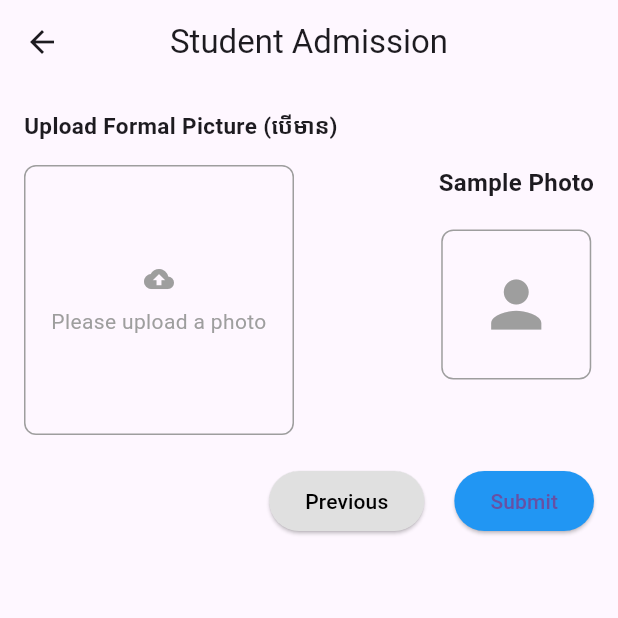
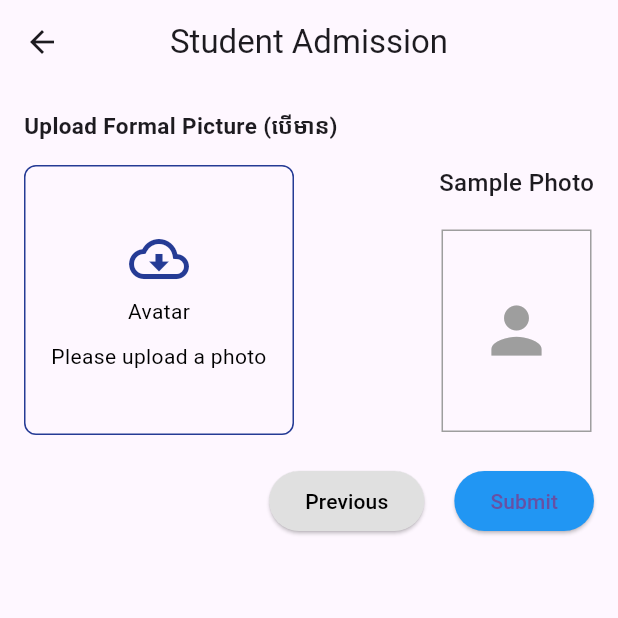
Before and after one commit to ISTAD-Mobile/LMS-Flutter-Project, a Flutter app: the RegisterStep3 screen opened directly, on a phone screen of 412 x 824 dp, the top half of it. Run offline on Flutter 3.47's test engine with Material 3 defaults, Android fonts, the phone set to English and light mode, and no system bars; our stand-ins replace carousel_slider, flutter_svg, image_picker, lottie, video_player; network calls fail; project files that could hold a hidden picture were left out.

Commit message:
register step 3

```diff
--- a/lib/view/screen/register/register_step_3.dart
+++ b/lib/view/screen/register/register_step_3.dart
@@ -1,6 +1,8 @@
 import 'dart:io';
 import 'package:flutter/material.dart';
 import 'package:image_picker/image_picker.dart';
+
+import '../../../data/color/color_screen.dart';
 
 void main() => runApp(StudentAdmissionApp());
 
@@ -87,18 +89,20 @@ class _StudentAdmissionScreenState extends State<RegisterStep3> {
                     width: 180,
                     height: 180,
                     decoration: BoxDecoration(
-                      border: Border.all(color: Colors.grey),
+                      border: Border.all(color: AppColors.primaryColor),
                       borderRadius: BorderRadius.circular(8),
                     ),
                     child: _selectedImage == null
                         ? const Column(
                       mainAxisAlignment: MainAxisAlignment.center,
                       children: [
-                        Icon(Icons.cloud_upload, color: Colors.grey, size: 20),
-                        SizedBox(height: 8),
+                        Icon(Icons.cloud_download_outlined, color: AppColors.primaryColor, size: 40),
+                        SizedBox(height: 5),
+                        Text('Avatar',style: TextStyle(color: AppColors.defaultBlackColor),),
+                        SizedBox(height: 10),
                         Text(
                           "Please upload a photo",
-                          style: TextStyle(color: Colors.grey),
+                          style: TextStyle(color: AppColors.defaultBlackColor),
                           textAlign: TextAlign.center,
                         ),
                       ],
@@ -117,15 +121,15 @@ class _StudentAdmissionScreenState extends State<RegisterStep3> {
                   children: [
                     const Text(
                       "Sample Photo",
-                      style: TextStyle(fontSize: 16, fontWeight: FontWeight.bold),
+                      style: TextStyle(fontSize: 16, fontWeight: FontWeight.w500),
                     ),
                     const SizedBox(height: 20),
                     Container(
                       width: 100,
-                      height: 100,
+                      height: 135,
                       decoration: BoxDecoration(
                         border: Border.all(color: Colors.grey),
-                        borderRadius: BorderRadius.circular(8),
+                        // borderRadius: BorderRadius.circular(8),
                       ),
                       child: const Icon(Icons.person, size: 50, color: Colors.grey),
                     ),
```
